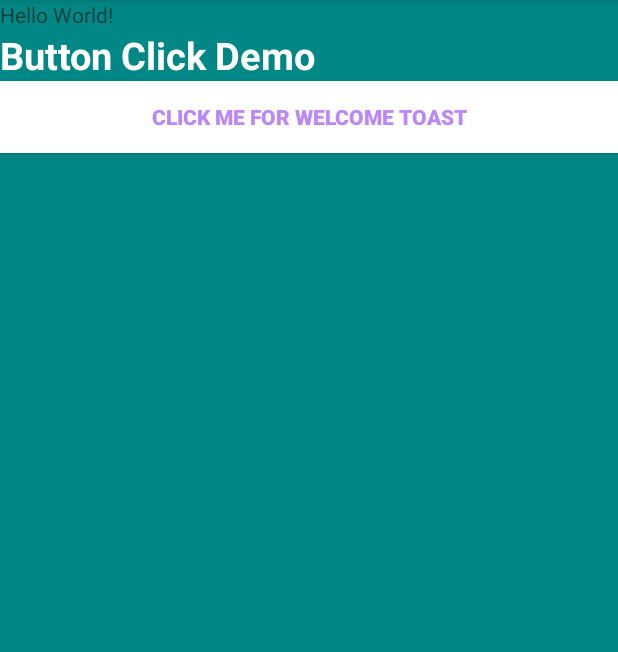
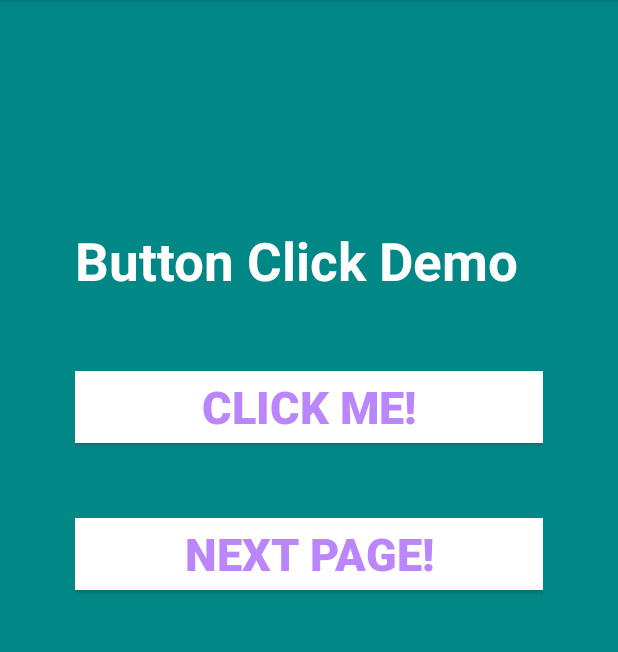
Before and after one commit to dev-rahim/android-button-demo, an Android app: the screen it shows after launch (MainActivity), on a phone screen of 412 x 824 dp, the part 84-736 px from its top. Run offline under Robolectric (Android 15) with nearby library versions, the phone set to English and light mode, and no system bars.

Commit message:
using navigation

```diff
--- a/app/src/main/AndroidManifest.xml
+++ b/app/src/main/AndroidManifest.xml
@@ -14,6 +14,9 @@
         android:theme="@style/Theme.ButtonDemo"
         tools:targetApi="31">
         <activity
+            android:name=".SecondActivity"
+            android:exported="false" />
+        <activity
             android:name=".MainActivity"
             android:exported="true">
             <intent-filter>
--- a/app/src/main/res/layout/activity_main.xml
+++ b/app/src/main/res/layout/activity_main.xml
@@ -5,22 +5,18 @@
     android:orientation="vertical"
     android:layout_width="match_parent"
     android:background="@color/teal_700"
+    android:padding="50dp"
     android:layout_height="match_parent"
     tools:context=".MainActivity">
 
     <TextView
-        android:layout_width="wrap_content"
-        android:layout_height="wrap_content"
-        android:text="Hello World!"
-        app:layout_constraintBottom_toBottomOf="parent"
-        app:layout_constraintEnd_toEndOf="parent"
-        app:layout_constraintStart_toStartOf="parent"
-        app:layout_constraintTop_toTopOf="parent" />
-    <TextView
         android:layout_width="match_parent"
         android:layout_height="wrap_content"
+        android:layout_gravity="center"
         android:text="Button Click Demo"
-        android:textSize="25sp"
+        android:textSize="35sp"
+        android:layout_marginTop="100dp"
+        android:layout_marginBottom="50dp"
         android:textStyle="bold"
         android:textColor="@color/white"
 
@@ -28,10 +24,22 @@
     <Button
         android:layout_width="match_parent"
         android:layout_height="wrap_content"
-        android:text="Click me for welcome toast"
+        android:text="Click me!"
+        android:textSize="30sp"
         android:background="@color/white"
         android:textStyle="bold"
         android:textColor="@color/purple_200"
         android:onClick="openAToast"
         />
+    <Button
+        android:layout_width="match_parent"
+        android:layout_height="wrap_content"
+        android:text="Next page!"
+        android:textSize="30sp"
+        android:layout_marginTop="50dp"
+        android:background="@color/white"
+        android:textStyle="bold"
+        android:textColor="@color/purple_200"
+        android:onClick="SecondPage"
+        />
 </LinearLayout>
```
Also changed, not shown: app/src/main/java/com/rahim/buttondemo/MainActivity.java (+8 -1 lines), app/src/main/java/com/rahim/buttondemo/SecondActivity.java (added, +14 -0 lines), app/src/main/res/layout/activity_second.xml (added, +24 -0 lines).
